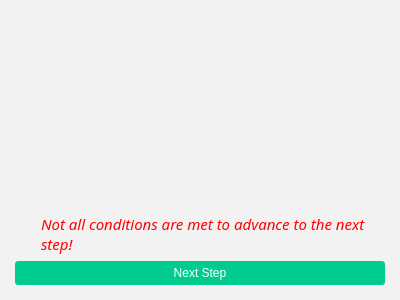
Qt form Gui/TutorialFrame.ui (SimonBuxx/Linkuit-Studio) before a commit.
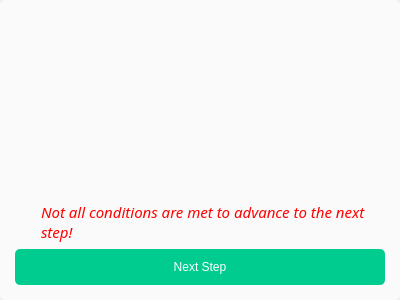
The same form after that commit. Icons and pictures are not drawn.

Commit message: Implementation for tutorial frames

```diff
--- a/Gui/TutorialFrame.ui
+++ b/Gui/TutorialFrame.ui
@@ -60,8 +60,8 @@
      </property>
      <property name="styleSheet">
       <string notr="true">QWidget {
-    background: rgba(242, 242, 242, 242);
-    border-radius: 3px;
+    background: rgb(250, 250, 250);
+    border-radius: 5px;
 }
 
 QWidget:hover {
@@ -79,19 +79,22 @@
 }
 
 QPushButton {
-    padding: 5px;
+    padding: 11px 20px;
+    border-radius: 5px;
     font: 11pt &quot;Source Sans Pro&quot;;
 
     background: rgb(0, 204, 143);
     color: rgb(255, 255, 255);
 }
 
-QPushButton:hover {
-    background: rgb(0, 204, 143);
-}
-
-QPushButton:pressed {
+QPushButton:hover
+{
     background: rgb(0, 143, 100);
+}
+
+QPushButton:pressed
+{
+    background: rgb(0, 100, 70);
 }</string>
      </property>
      <property name="frameShape">
@@ -100,7 +103,7 @@
      <property name="frameShadow">
       <enum>QFrame::Plain</enum>
      </property>
-     <layout class="QGridLayout" name="gridLayout_2" rowstretch="1,0,0,0">
+     <layout class="QGridLayout" name="gridLayout_2" rowstretch="1,0,0,0,0">
       <property name="sizeConstraint">
        <enum>QLayout::SetMinimumSize</enum>
       </property>
@@ -116,20 +119,7 @@
       <property name="bottomMargin">
        <number>15</number>
       </property>
-      <item row="3" column="0">
-       <widget class="QPushButton" name="pushButton">
-        <property name="sizePolicy">
-         <sizepolicy hsizetype="Preferred" vsizetype="Fixed">
-          <horstretch>0</horstretch>
-          <verstretch>0</verstretch>
-         </sizepolicy>
-        </property>
-        <property name="text">
-         <string>Next Step</string>
-        </property>
-       </widget>
-      </item>
-      <item row="1" column="0">
+      <item row="2" column="0">
        <widget class="QFrame" name="uDeclinedFrame">
         <property name="sizePolicy">
          <sizepolicy hsizetype="Preferred" vsizetype="Preferred">
@@ -231,6 +221,19 @@
         </layout>
        </widget>
       </item>
+      <item row="4" column="0">
+       <widget class="QPushButton" name="pushButton">
+        <property name="sizePolicy">
+         <sizepolicy hsizetype="Preferred" vsizetype="Fixed">
+          <horstretch>0</horstretch>
+          <verstretch>0</verstretch>
+         </sizepolicy>
+        </property>
+        <property name="text">
+         <string>Next Step</string>
+        </property>
+       </widget>
+      </item>
       <item row="0" column="0">
        <widget class="QTextBrowser" name="uTutorialText">
         <property name="sizePolicy">
@@ -276,6 +279,19 @@
         </property>
        </widget>
       </item>
+      <item row="1" column="0">
+       <spacer name="verticalSpacer">
+        <property name="orientation">
+         <enum>Qt::Vertical</enum>
+        </property>
+        <property name="sizeHint" stdset="0">
+         <size>
+          <width>20</width>
+          <height>40</height>
+         </size>
+        </property>
+       </spacer>
+      </item>
      </layout>
     </widget>
    </item>
```
Left out of the diff: 8 changed lines with no effect on the pictures. The commit also changes 5 other files.
